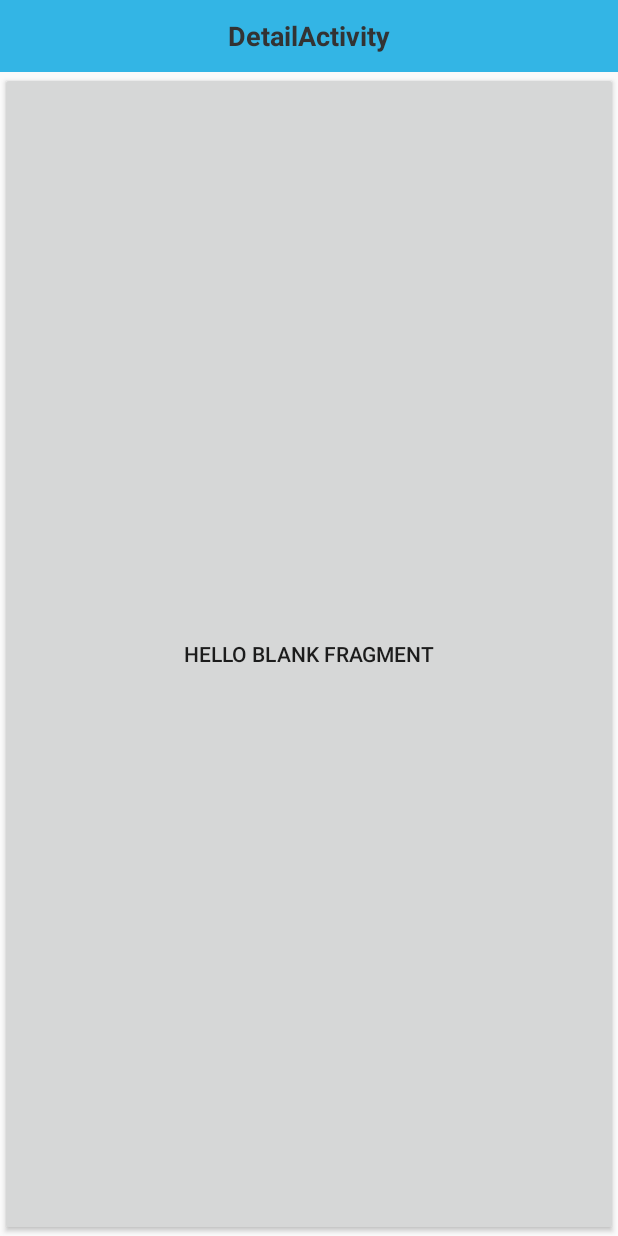
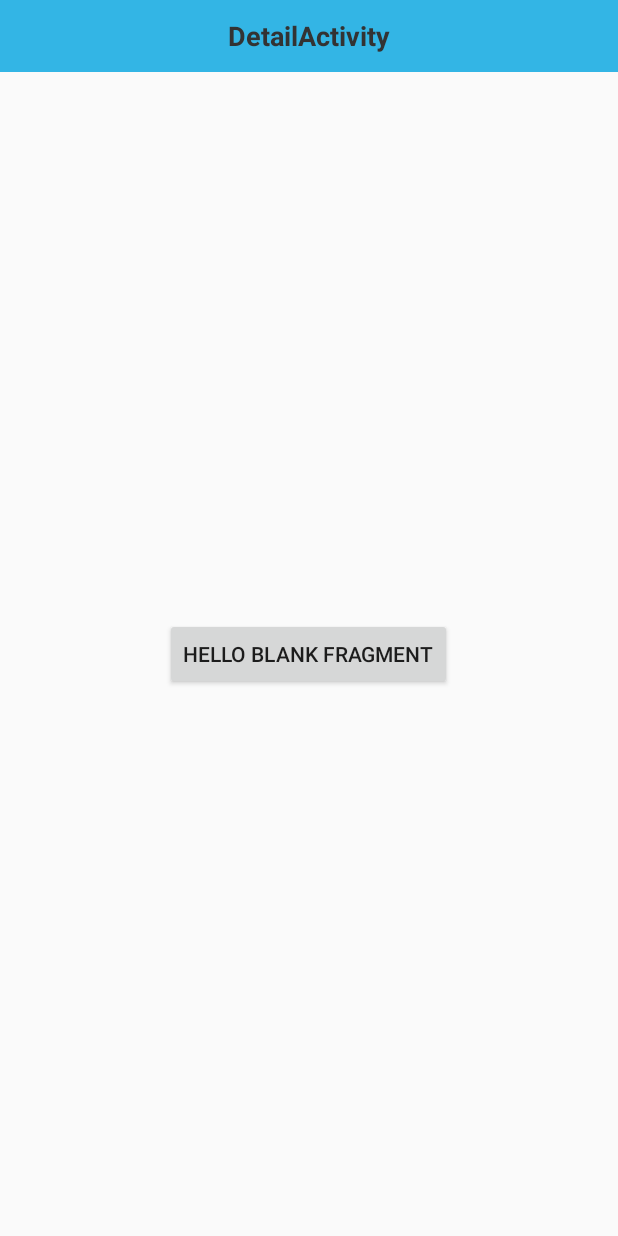
Before and after one commit to AndyFrist/project01, an Android app: the FirstFragment screen opened directly, with no data from a screen before it, on a phone screen of 412 x 824 dp. Run offline under Robolectric (Android 15) with nearby library versions, the light colour scheme and no system bars; 2 statements that could not run were skipped.

Commit message:
6yueshishihao

```diff
--- a/app/src/main/java/com/hh/gridview_recyclerview/fragment/FirstFragment.java
+++ b/app/src/main/java/com/hh/gridview_recyclerview/fragment/FirstFragment.java
@@ -2,12 +2,14 @@ package com.hh.gridview_recyclerview.fragment;
 
 
 import android.content.Context;
+import android.content.Intent;
 import android.os.Bundle;
 import android.support.annotation.Nullable;
 import android.support.v4.app.Fragment;
 import android.view.LayoutInflater;
 import android.view.View;
 import android.view.ViewGroup;
+import android.widget.Button;
 
 import com.hh.gridview_recyclerview.R;
 
@@ -33,12 +35,20 @@ public class FirstFragment extends Fragment {
         System.out.println("Fragment" + "onCreate");
     }
 
+    private Button fragment_btn;
     @Override
     public View onCreateView(LayoutInflater inflater, ViewGroup container, Bundle savedInstanceState) {
         // Inflate the layout for this fragment
         System.out.println("Fragment" + "onCreateView");
         View view = inflater.inflate(R.layout.fragment_first, container, false);
-        view.findViewById(R.id.fragment_btn);
+        fragment_btn = (Button)view.findViewById(R.id.fragment_btn);
+        fragment_btn.setOnClickListener(new View.OnClickListener() {
+            @Override
+            public void onClick(View view) {
+                Intent intent = new Intent("android.media.action.IMAGE_CAPTURE");
+                startActivity(intent);
+            }
+        });
         return view;
     }
 
--- a/app/src/main/res/layout/fragment_first.xml
+++ b/app/src/main/res/layout/fragment_first.xml
@@ -1,14 +1,15 @@
-<FrameLayout xmlns:android="http://schemas.android.com/apk/res/android"
+<RelativeLayout xmlns:android="http://schemas.android.com/apk/res/android"
     xmlns:tools="http://schemas.android.com/tools"
     android:layout_width="match_parent"
     android:layout_height="match_parent"
+    android:gravity="center"
     tools:context="com.hh.gridview_recyclerview.fragment.FirstFragment">
 
     <!-- TODO: Update blank fragment layout -->
     <Button
         android:id="@+id/fragment_btn"
-        android:layout_width="match_parent"
-        android:layout_height="match_parent"
+        android:layout_width="wrap_content"
+        android:layout_height="wrap_content"
         android:text="@string/hello_blank_fragment" />
 
-</FrameLayout>
+</RelativeLayout>
```
